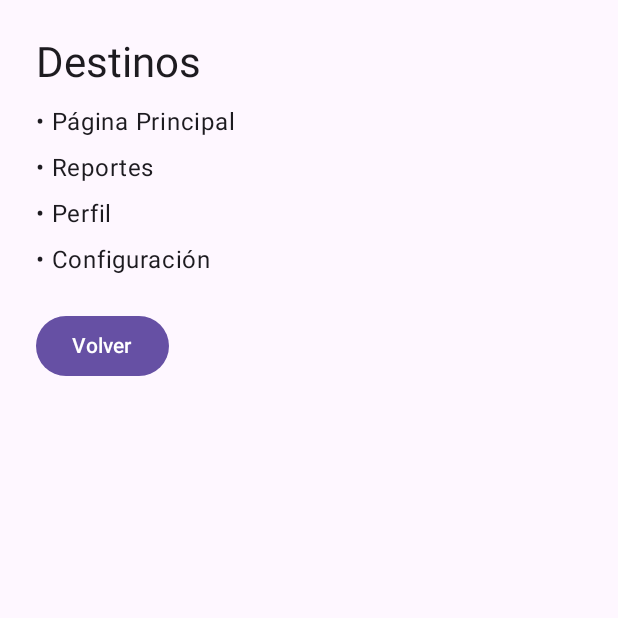
After one commit to RuthSurco/lab14_moviles, an Android app built with Jetpack Compose: the DestinosActivity screen opened directly, with no data from a screen before it, on a phone screen of 412 x 824 dp, the top half of it. The commit adds this screen. Run offline under Robolectric (Android 15) with nearby library versions, the phone set to English and light mode, and no system bars.

Commit message:
feat: agregar segunda vista y boton Ver destinos al widget (parte 8)

```diff
--- /dev/null
+++ b/app/src/main/java/com/tecsup/lab14widgets/DestinosActivity.kt
@@ -0,0 +1,64 @@
+package com.tecsup.lab14widgets
+
+import android.os.Bundle
+import androidx.activity.ComponentActivity
+import androidx.activity.compose.setContent
+import androidx.activity.enableEdgeToEdge
+import androidx.compose.foundation.layout.Column
+import androidx.compose.foundation.layout.fillMaxSize
+import androidx.compose.foundation.layout.padding
+import androidx.compose.material3.Button
+import androidx.compose.material3.MaterialTheme
+import androidx.compose.material3.Scaffold
+import androidx.compose.material3.Text
+import androidx.compose.ui.Modifier
+import androidx.compose.ui.unit.dp
+import com.tecsup.lab14widgets.ui.theme.Lab14Theme
+
+/**
+ * Segunda vista del laboratorio (parte 8).
+ * El widget puede abrir esta pantalla directamente con actionStartActivity<DestinosActivity>().
+ */
+class DestinosActivity : ComponentActivity() {
+    override fun onCreate(savedInstanceState: Bundle?) {
+        super.onCreate(savedInstanceState)
+        enableEdgeToEdge()
+        setContent {
+            Lab14Theme {
+                Scaffold { innerPadding ->
+                    Column(
+                        modifier = Modifier
+                            .fillMaxSize()
+                            .padding(innerPadding)
+                            .padding(24.dp)
+                    ) {
+                        Text(
+                            text = "Destinos",
+                            style = MaterialTheme.typography.headlineMedium
+                        )
+
+                        listOf(
+                            "Página Principal",
+                            "Reportes",
+                            "Perfil",
+                            "Configuración"
+                        ).forEach { destino ->
+                            Text(
+                                text = "• $destino",
+                                style = MaterialTheme.typography.bodyLarge,
+                                modifier = Modifier.padding(top = 12.dp)
+                            )
+                        }
+
+                        Button(
+                            onClick = { finish() },
+                            modifier = Modifier.padding(top = 24.dp)
+                        ) {
+                            Text("Volver")
+                        }
+                    }
+                }
+            }
+        }
+    }
+}
```
Also changed, not shown: app/src/main/AndroidManifest.xml (+19 -0 lines), app/src/main/java/com/tecsup/lab14widgets/widget/SimpleWidgetContent.kt (+8 -0 lines).
